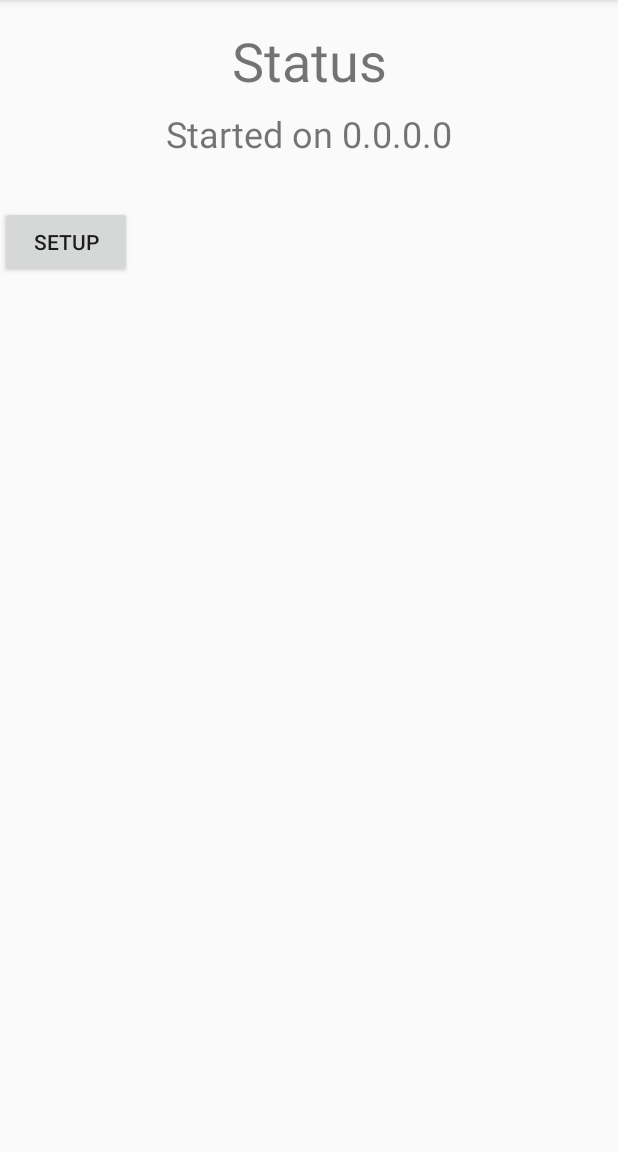
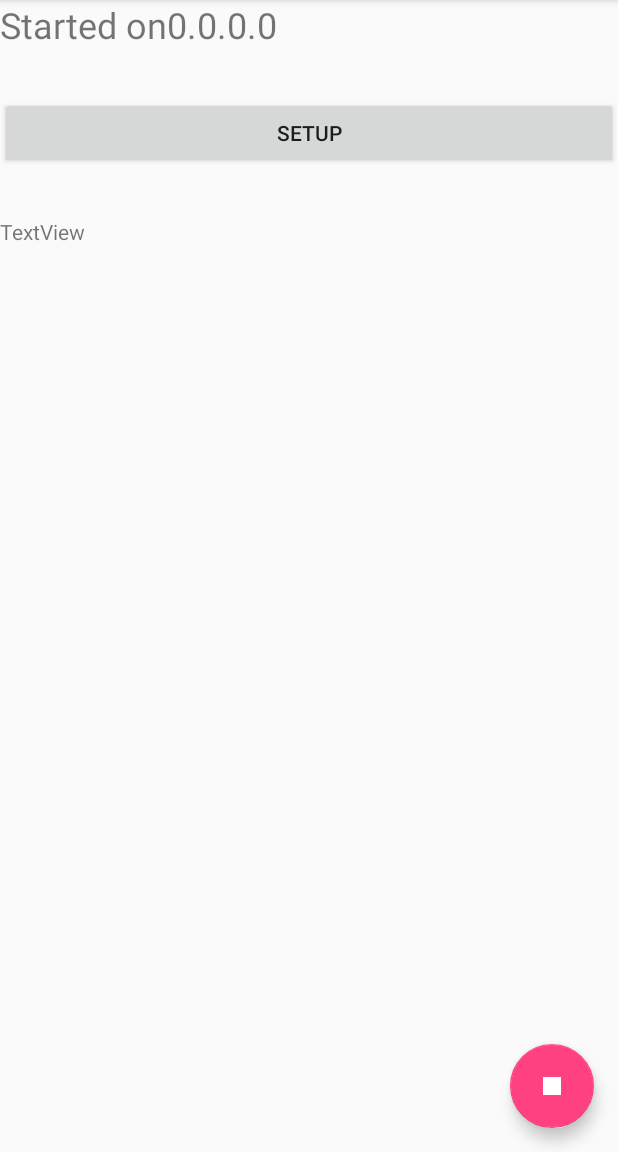
Before and after one commit to jrandiny/pam-android-fingerprint, an Android app: the screen it shows after launch (MainActivity), on a phone screen of 412 x 824 dp, the part 84-1236 px from its top. Run offline under Robolectric (Android 15) with nearby library versions, the phone set to English and light mode, and no system bars.

Commit message:
Add fab to main activity

```diff
--- a/Android/app/src/main/java/com/randiny_games/fingerprintauthenticator/MainActivity.java
+++ b/Android/app/src/main/java/com/randiny_games/fingerprintauthenticator/MainActivity.java
@@ -1,24 +1,26 @@
 package com.randiny_games.fingerprintauthenticator;
 
-import android.app.NotificationChannel;
-import android.app.NotificationManager;
-import android.content.Context;
 import android.content.Intent;
 import android.net.wifi.WifiManager;
-import android.support.v4.app.NotificationCompat;
-import android.support.v4.app.NotificationManagerCompat;
+import android.os.Bundle;
+import android.os.PersistableBundle;
+import android.support.design.widget.FloatingActionButton;
+import android.support.v4.content.ContextCompat;
 import android.support.v7.app.AppCompatActivity;
-import android.os.Bundle;
 import android.text.format.Formatter;
 import android.view.View;
+import android.widget.Button;
 import android.widget.TextView;
 
-import java.io.IOException;
-
 public class MainActivity extends AppCompatActivity implements View.OnClickListener{
-    private MyHTTPD server;
     private TextView statusText;
     private String ip;
+    private FloatingActionButton fab;
+    private Intent serverIntent;
+    private Button setupButton;
+
+    private Boolean serverStatus;
+
 
     @Override
     protected void onCreate(Bundle savedInstanceState) {
@@ -26,26 +28,62 @@ public class MainActivity extends AppCompatActivity implements View.OnClickListe
         setContentView(R.layout.activity_main);
 
         statusText = (TextView)findViewById(R.id.statusText);
-        statusText.setText(getString(R.string.starting));
+        fab = (FloatingActionButton) findViewById(R.id.startStopFab);
+        setupButton = (Button) findViewById(R.id.setupBtn);
 
-        Intent intent = new Intent(this, server.class);
-        startService(intent);
+        serverIntent = new Intent(this, server.class);
 
-        statusText.setText(getString(R.string.started));
+        if(savedInstanceState!=null){
+            serverStatus = savedInstanceState.getBoolean("serverStatus");
+            if(!serverStatus){
+                startServer();
+            }
+        }else {
+            startServer();
+        }
 
-        findViewById(R.id.setupBtn).setOnClickListener(this);
+        fab.setOnClickListener(this);
+        setupButton.setOnClickListener(this);
+
+    }
+
+    @Override
+    public void onSaveInstanceState(Bundle outState, PersistableBundle outPersistentState) {
+        outState.putBoolean("serverStatus",serverStatus);
+        super.onSaveInstanceState(outState, outPersistentState);
+
+    }
+
+    private void startServer(){
+        statusText.setText(getString(R.string.statusStarting));
+
+        startService(serverIntent);
+        fab.setImageDrawable(ContextCompat.getDrawable(this, R.drawable.ic_stop_white_24dp));
+        serverStatus = true;
 
         WifiManager wm = (WifiManager) getApplicationContext().getSystemService(WIFI_SERVICE);
         ip = Formatter.formatIpAddress(wm.getConnectionInfo().getIpAddress());
 
-        statusText.setText(getString(R.string.started) + " on " + ip);
+        statusText.setText(getString(R.string.statusStarted) + ip);
+    }
 
+    private void stopServer(){
+        stopService(serverIntent);
+        fab.setImageDrawable(ContextCompat.getDrawable(this, R.drawable.ic_play_arrow_white_24dp));
+        serverStatus = false;
+
+        statusText.setText(R.string.statusStopped);
     }
 
 
     @Override
     public void onClick(View view) {
-        if(view.getId() == R.id.setupBtn){
+        if(view.getId() == R.id.startStopFab){
+            if(serverStatus){
+                stopServer();
+            }else {
+                startServer();
+            }
 
         }
     }
--- /dev/null
+++ b/Android/app/src/main/res/drawable/ic_play_arrow_white_24dp.xml
@@ -0,0 +1,5 @@
+<vector android:height="24dp" android:tint="#FFFFFF"
+    android:viewportHeight="24.0" android:viewportWidth="24.0"
+    android:width="24dp" xmlns:android="http://schemas.android.com/apk/res/android">
+    <path android:fillColor="#FF000000" android:pathData="M8,5v14l11,-7z"/>
+</vector>
--- /dev/null
+++ b/Android/app/src/main/res/drawable/ic_stop_white_24dp.xml
@@ -0,0 +1,5 @@
+<vector android:height="24dp" android:tint="#FFFFFF"
+    android:viewportHeight="24.0" android:viewportWidth="24.0"
+    android:width="24dp" xmlns:android="http://schemas.android.com/apk/res/android">
+    <path android:fillColor="#FF000000" android:pathData="M6,6h12v12H6z"/>
+</vector>
--- a/Android/app/src/main/res/layout/activity_main.xml
+++ b/Android/app/src/main/res/layout/activity_main.xml
@@ -6,35 +6,62 @@
     android:layout_height="match_parent"
     tools:context=".MainActivity">
 
-    <TextView
-        android:id="@+id/statusHeader"
+    <android.support.design.widget.FloatingActionButton
+        android:id="@+id/startStopFab"
         android:layout_width="wrap_content"
         android:layout_height="wrap_content"
-        android:layout_marginTop="16dp"
-        android:text="@string/status"
-        android:textSize="36sp"
+        android:layout_gravity="end|bottom"
+        android:layout_margin="16dp"
+        android:layout_marginBottom="16dp"
+        android:layout_marginEnd="16dp"
+        android:src="@drawable/ic_stop_white_24dp"
+        app:layout_constraintBottom_toBottomOf="parent"
+        app:layout_constraintEnd_toEndOf="parent" />
+
+    <ScrollView
+        android:id="@+id/scrollView"
+        android:layout_width="0dp"
+        android:layout_height="0dp"
+        app:layout_constraintBottom_toBottomOf="parent"
         app:layout_constraintEnd_toEndOf="parent"
+        app:layout_constraintHorizontal_bias="0.0"
         app:layout_constraintStart_toStartOf="parent"
-        app:layout_constraintTop_toTopOf="parent" />
+        app:layout_constraintTop_toTopOf="parent"
+        app:layout_constraintVertical_bias="1.0">
+
+        <LinearLayout
+            android:layout_width="match_parent"
+            android:layout_height="wrap_content"
+            android:orientation="vertical">
 
             <TextView
                 android:id="@+id/statusText"
-        android:layout_width="wrap_content"
+                android:layout_width="match_parent"
                 android:layout_height="wrap_content"
-        android:layout_marginTop="8dp"
-        android:text="@string/starting"
+                android:text="@string/statusStarting"
                 android:textSize="24sp"
                 app:layout_constraintEnd_toEndOf="parent"
                 app:layout_constraintStart_toStartOf="parent"
-        app:layout_constraintTop_toBottomOf="@+id/statusHeader" />
+                tools:layout_editor_absoluteY="252dp" />
 
             <Button
                 android:id="@+id/setupBtn"
-        android:layout_width="wrap_content"
+                android:layout_width="match_parent"
                 android:layout_height="wrap_content"
                 android:layout_marginTop="32dp"
                 android:text="@string/setupbtn"
                 app:layout_constraintTop_toBottomOf="@+id/statusText"
-        tools:layout_editor_absoluteX="148dp"
-        />
+                tools:layout_editor_absoluteX="148dp" />
+
+            <TextView
+                android:id="@+id/statusHeader"
+                android:layout_width="match_parent"
+                android:layout_height="wrap_content"
+                android:layout_marginTop="32dp"
+                android:text="TextView"
+                app:layout_constraintTop_toTopOf="@+id/scrollView"
+                tools:layout_editor_absoluteX="163dp" />
+        </LinearLayout>
+    </ScrollView>
+
 </android.support.constraint.ConstraintLayout>
--- a/Android/app/src/main/res/values/strings.xml
+++ b/Android/app/src/main/res/values/strings.xml
@@ -1,8 +1,9 @@
 <resources>
     <string name="app_name">Fingerprint Authenticator</string>
     <string name="status">Status</string>
-    <string name="starting">Starting up</string>
-    <string name="started">Started</string>
+    <string name="statusStarting">Starting up</string>
+    <string name="statusStarted">Started on </string>
+    <string name="statusStopped">Stopped</string>
     <string name="dialog_text">Authenticate with your fingerprint</string>
     <string name="authenticate">Authenticate</string>
     <string name="waiting_auth">Waiting auth</string>
```
Lines whose indentation alone changed are shown as unchanged.
